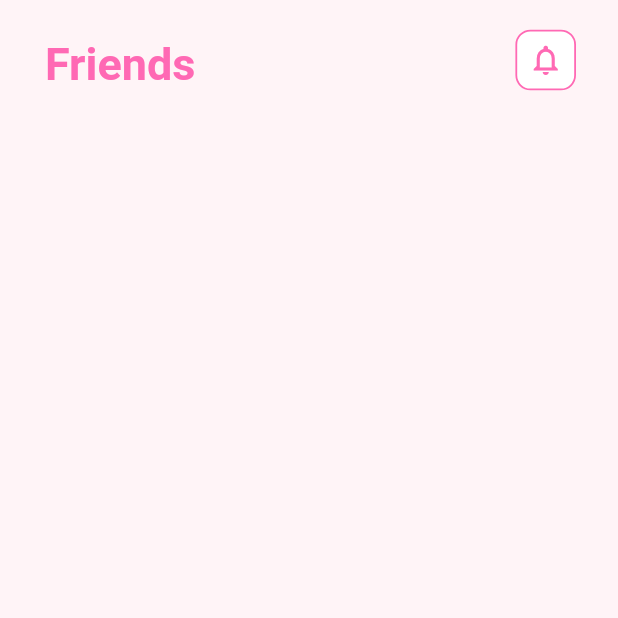
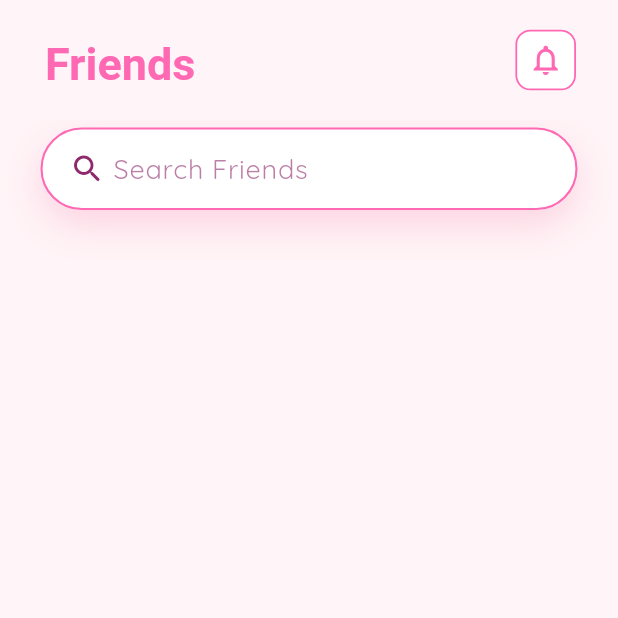
Before and after one commit to ayeshashehzad299/Glitzy, a Flutter app: the FriendsScreen screen opened directly, on a phone screen of 412 x 824 dp, the top half of it. Run offline on Flutter 3.47's test engine with Material 3 defaults, Android fonts, the phone set to English and light mode, and no system bars; our stand-ins replace cloud_firestore, firebase_auth, firebase_core, google_fonts, google_sign_in; accounts and stored records are empty; Roboto replaces fonts that are missing (Chilanka).

Commit message:
add styled search bar UI to Friends screen

```diff
--- a/lib/screens/friends/friends_screen.dart
+++ b/lib/screens/friends/friends_screen.dart
@@ -1,3 +1,4 @@
+import 'package:chatt_app/widgets/search_bar.dart';
 import 'package:flutter/material.dart';
 import 'package:flutter/services.dart';
 import 'package:google_fonts/google_fonts.dart';
@@ -10,11 +11,28 @@ class FriendsScreen extends StatefulWidget {
 }
 
 class _FriendsScreenState extends State<FriendsScreen> {
+  TextEditingController searchController = TextEditingController();
+
   static const Color blushPink = Color(0xFFFFF4F7);
   static const Color hotPink = Color(0xFFFF69B4);
   static const Color darkText = Color(0xFF8E2A6C);
+
+  final List<Map<String, String>> _allFriends = [
+    {'username': 'Ayesha', 'email': 'ayesha@example.com'},
+    {'username': 'Muneeb', 'email': 'muneeb@example.com'},
+    {'username': 'Dua', 'email': 'dua@example.com'},
+  ];
+
+  String _query = '';
+
   @override
   Widget build(BuildContext context) {
+    final filtered = _allFriends.where((f) {
+      final q = _query.toLowerCase();
+      return f['username']!.toLowerCase().contains(q) ||
+          f['email']!.toLowerCase().contains(q);
+    }).toList();
+
     return Scaffold(
       backgroundColor: blushPink,
       appBar: AppBar(
@@ -53,6 +71,20 @@ class _FriendsScreenState extends State<FriendsScreen> {
           ),
         ),
       ),
+      body: Padding(
+        padding: const EdgeInsets.symmetric(horizontal: 3, vertical: 5),
+        child: Column(
+          children: [
+            GlitzySearchBar(
+              controller: searchController,
+              hint: "Search Friends",
+              onChanged: (value) {
+                // search logic
+              },
+            ),
+          ],
+        ),
+      ),
     );
   }
 }
--- /dev/null
+++ b/lib/widgets/search_bar.dart
@@ -0,0 +1,60 @@
+import 'package:flutter/material.dart';
+import 'package:google_fonts/google_fonts.dart';
+
+class GlitzySearchBar extends StatelessWidget {
+  final TextEditingController controller;
+  final String hint;
+  final Function(String)? onChanged;
+
+  const GlitzySearchBar({
+    super.key,
+    required this.controller,
+    this.hint = "Search friends...",
+    this.onChanged,
+  });
+
+  @override
+  Widget build(BuildContext context) {
+    return Container(
+      margin: const EdgeInsets.symmetric(horizontal: 24),
+      padding: const EdgeInsets.symmetric(horizontal: 18),
+      height: 55,
+      decoration: BoxDecoration(
+        color: Colors.white,
+        borderRadius: BorderRadius.circular(30),
+        boxShadow: [
+          BoxShadow(
+            color: Colors.pink.withOpacity(0.15),
+            blurRadius: 20,
+            offset: Offset(0, 10),
+          ),
+        ],
+        border: Border.all(color: Color(0xFFFF69B4), width: 1.4),
+      ),
+      child: Row(
+        children: [
+          Icon(Icons.search_rounded, color: Color(0xFF8E2A6C)),
+          SizedBox(width: 5),
+          Expanded(
+            child: TextField(
+              controller: controller,
+              onChanged: onChanged,
+              decoration: InputDecoration(
+                border: InputBorder.none,
+                hintText: hint,
+                hintStyle: GoogleFonts.quicksand(
+                  fontSize: 18,
+                  color: Color(0xFF8E2A6C).withOpacity(0.6),
+                ),
+              ),
+              style: GoogleFonts.quicksand(
+                fontSize: 17,
+                color: Color(0xFF8E2A6C),
+              ),
+            ),
+          ),
+        ],
+      ),
+    );
+  }
+}
```
